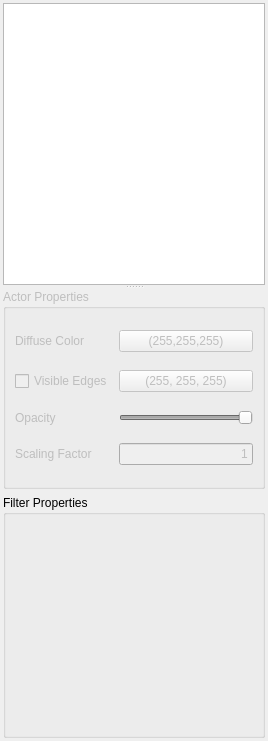
Qt form Qt/VtkVis/VtkVisTabWidgetBase.ui (renchao-lu/ogs5) before a commit.
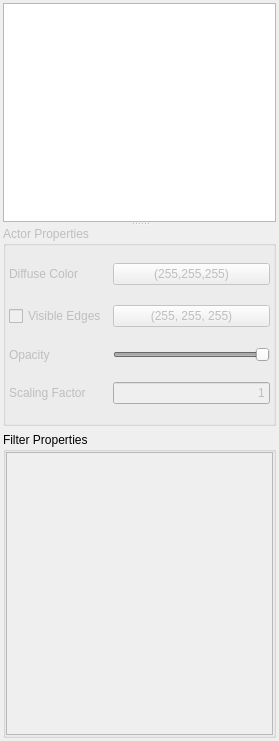
The same form after that commit. Custom widgets are drawn as their Qt base class.

Patch:
```diff
--- a/Qt/VtkVis/VtkVisTabWidgetBase.ui
+++ b/Qt/VtkVis/VtkVisTabWidgetBase.ui
@@ -6,7 +6,7 @@
    <rect>
     <x>0</x>
     <y>0</y>
-    <width>268</width>
+    <width>279</width>
     <height>741</height>
    </rect>
   </property>
@@ -62,6 +62,9 @@
           <string>Actor Properties</string>
          </property>
          <layout class="QGridLayout" name="gridLayout">
+          <property name="margin">
+           <number>3</number>
+          </property>
           <item row="0" column="1">
            <widget class="ColorPickerPushButton" name="diffuseColorPickerButton">
             <property name="text">
@@ -147,6 +150,36 @@
          <property name="title">
           <string>Filter Properties</string>
          </property>
+         <layout class="QVBoxLayout" name="verticalLayout_3">
+          <property name="margin">
+           <number>0</number>
+          </property>
+          <item>
+           <widget class="QScrollArea" name="filterPropertiesScrollArea">
+            <property name="horizontalScrollBarPolicy">
+             <enum>Qt::ScrollBarAlwaysOff</enum>
+            </property>
+            <property name="widgetResizable">
+             <bool>false</bool>
+            </property>
+            <widget class="QWidget" name="scrollAreaWidgetContents">
+             <property name="geometry">
+              <rect>
+               <x>0</x>
+               <y>0</y>
+               <width>263</width>
+               <height>219</height>
+              </rect>
+             </property>
+             <layout class="QFormLayout" name="formLayout">
+              <property name="fieldGrowthPolicy">
+               <enum>QFormLayout::FieldsStayAtSizeHint</enum>
+              </property>
+             </layout>
+            </widget>
+           </widget>
+          </item>
+         </layout>
         </widget>
        </item>
       </layout>
```
